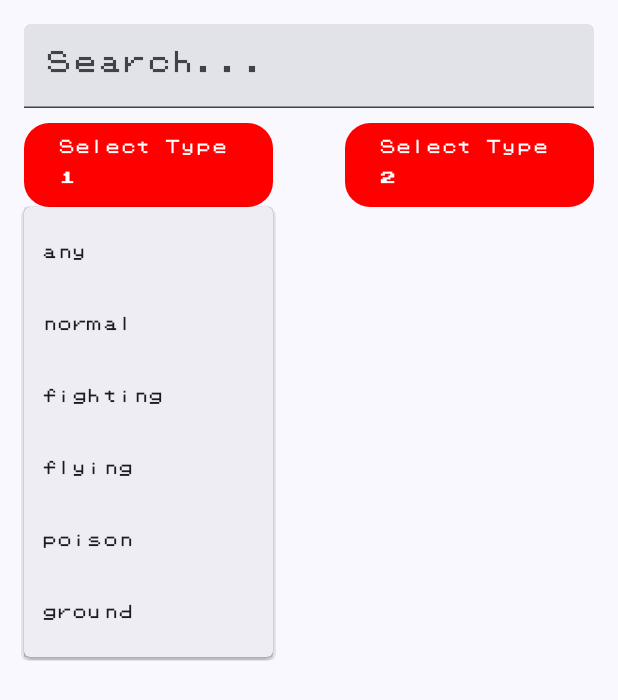
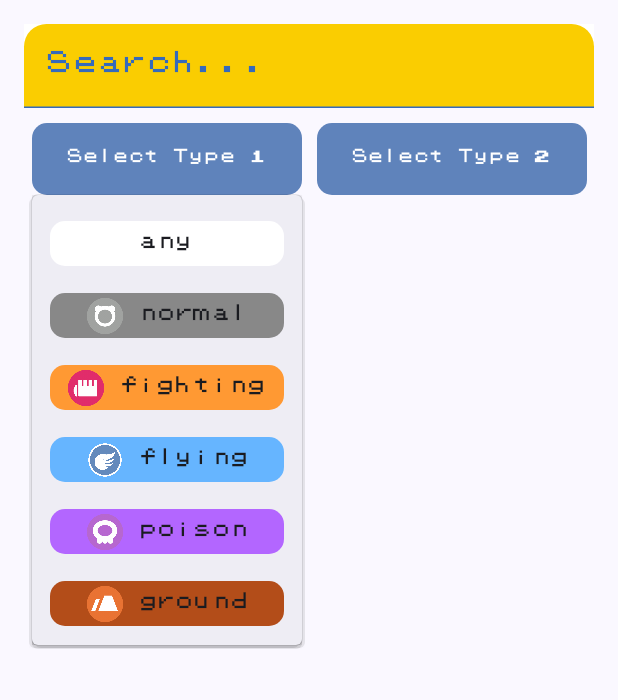
Before and after one commit to F-masci/PokeWorld, an Android app built with Jetpack Compose: the composable SearchBar shown on its own in the app's theme, after a tap on "Select Type 1", on a phone screen of 412 x 824 dp. Shown: the top 700 px of the screen. Run offline under Robolectric (Android 15) with nearby library versions, the phone set to English and light mode, and no system bars; our stand-ins replace Room's generated code; libraries missing offline, so code that uses them is left out: coil.decode; 1 statement that could not run was skipped.

Commit message:
Modifica design barra, barra di ricerca e bottoni Tipo

```diff
--- a/app/src/main/java/it/fale/pokeworld/view/PokemonListScreen.kt
+++ b/app/src/main/java/it/fale/pokeworld/view/PokemonListScreen.kt
@@ -32,9 +32,11 @@ import androidx.compose.material3.MaterialTheme
 import androidx.compose.material3.Surface
 import androidx.compose.material3.Text
 import androidx.compose.material3.TextField
+import androidx.compose.material3.TextFieldDefaults
 import androidx.compose.runtime.Composable
 import androidx.compose.runtime.MutableState
 import androidx.compose.runtime.getValue
+import androidx.compose.runtime.mutableIntStateOf
 import androidx.compose.runtime.mutableStateOf
 import androidx.compose.runtime.remember
 import androidx.compose.runtime.rememberCoroutineScope
@@ -51,6 +53,7 @@ import androidx.navigation.NavController
 import coil.compose.AsyncImage
 import it.fale.pokeworld.entity.PokemonEntity
 import it.fale.pokeworld.entity.PokemonType
+import it.fale.pokeworld.entity.PokemonTypeConverter
 import it.fale.pokeworld.ui.theme.pokemonPixelFont
 import it.fale.pokeworld.view.TypeRow
 import it.fale.pokeworld.viewmodel.PokemonListViewModel
@@ -123,7 +126,7 @@ fun PokemonListScreen(
                                         .border(2.dp, Color.Gray, RoundedCornerShape(10))
                                         .background(
                                             if (pokemon.type1 != null) colorResource(id = pokemon.type1.backgroundColor)
-                                             else Color.Magenta,
+                                            else Color.Magenta,
                                             RoundedCornerShape(10)
                                         )
                                         .height(250.dp)
@@ -183,18 +186,30 @@ fun SearchBar(filter: (String?, PokemonType?, PokemonType?) -> Unit) {
                 modifier = Modifier
                     .weight(1f)
                     .background(Color.White)
-                    .heightIn(min = 56.dp, max = 56.dp)
+                    .heightIn(min = 56.dp, max = 56.dp),
+                colors = TextFieldDefaults.colors(
+                    unfocusedIndicatorColor = colorResource(id = R.color.pokemon_blue),
+                    unfocusedPlaceholderColor = colorResource(id = R.color.pokemon_blue),
+                    unfocusedTextColor = colorResource(id = R.color.pokemon_blue),
+                    focusedIndicatorColor = colorResource(id = R.color.light_pokemon_blue),
+                    focusedContainerColor = colorResource(id = R.color.light_pokemon_blue),
+                    focusedTextColor = colorResource(id = R.color.light_pokemon_yellow),
+                    focusedPlaceholderColor = colorResource(id = R.color.light_pokemon_yellow),
+                    unfocusedContainerColor = colorResource(id = R.color.pokemon_yellow)
+                ),
+                shape = RoundedCornerShape(topStart = 15.dp, topEnd = 15.dp)
             )
         }
         Spacer(modifier = Modifier.height(10.dp))
         Row(
             verticalAlignment = Alignment.CenterVertically,
-            horizontalArrangement = Arrangement.SpaceBetween,
+            horizontalArrangement = Arrangement.SpaceAround,
             modifier = Modifier.fillMaxWidth()
         ) {
 
             ChoiceTypeMenu(
                 initialText = "Select Type 1",
+                initialColor = R.color.light_pokemon_blue,
                 expandedState = remember { mutableStateOf(false) },
                 onOptionSelected = { selectedOption ->
                     selectedType1 = PokemonType.fromString(selectedOption)
@@ -204,6 +219,7 @@ fun SearchBar(filter: (String?, PokemonType?, PokemonType?) -> Unit) {
             )
             ChoiceTypeMenu(
                 initialText = "Select Type 2",
+                initialColor = R.color.light_pokemon_blue,
                 expandedState = remember { mutableStateOf(false) },
                 onOptionSelected = { selectedOption ->
                     selectedType2 = PokemonType.fromString(selectedOption)
@@ -218,20 +234,23 @@ fun SearchBar(filter: (String?, PokemonType?, PokemonType?) -> Unit) {
 @Composable
 fun ChoiceTypeMenu(
     initialText: String,
+    initialColor: Int,
     expandedState: MutableState<Boolean>,
     onOptionSelected: (String) -> Unit,
     options: List<String>,
 ) {
     var selectedOption by remember { mutableStateOf(initialText) }
+    var selectedColor by remember{ mutableIntStateOf(initialColor) }
 
     Box {
         Button(
             onClick = { expandedState.value = !expandedState.value },
             colors = ButtonDefaults.buttonColors(Color.Transparent),
             modifier = Modifier
-                .background(Color.Red, RoundedCornerShape(30))
-                .width(166.dp)
+                .background(color = colorResource(id = selectedColor), RoundedCornerShape(10.dp))
+                .width(180.dp)
         ) {
+            //Image(painterResource(id = PokemonTypeConverter().toPokemonType(selectedOption)!!.icon), "icon")
             Text(
                 selectedOption,
                 fontSize = 10.sp,
@@ -243,7 +262,7 @@ fun ChoiceTypeMenu(
             expanded = expandedState.value,
             onDismissRequest = { expandedState.value = false },
             modifier = Modifier
-                .width(166.dp)//Per ora l'ho impostato manualmente,dato che non ho trovato una funziona che sincronizza con  Button
+                .width(180.dp)//Per ora l'ho impostato manualmente,dato che non ho trovato una funziona che sincronizza con  Button
                 .height(300.dp)
         ) {
 //      possibile reset
@@ -253,8 +272,35 @@ fun ChoiceTypeMenu(
 //                expandedState.value = false
 //            })
             options.forEach { option ->
-                DropdownMenuItem({ Text(option,/*color = if (option == "any") Color.Black else Color.Red  ,*/fontSize = 10.sp,fontFamily = pokemonPixelFont) },onClick = {
+                DropdownMenuItem(
+                    {
+                        Row(
+                            modifier = Modifier
+                                .fillMaxSize(1f)
+                                .height(30.dp)
+                                .background(
+                                    if (option == "any") Color.White
+                                    else colorResource(
+                                        id = PokemonTypeConverter().toPokemonType(
+                                            option
+                                        )!!.backgroundTextColor
+                                    ), RoundedCornerShape(10.dp)
+                                ),
+                            verticalAlignment = Alignment.CenterVertically,
+                            horizontalArrangement = Arrangement.Center
+                        ){
+                            if(option != "any") {
+                                Image(painterResource(id = PokemonTypeConverter().toPokemonType(option)!!.icon), "icon", modifier = Modifier.height(25.dp))
+                                Spacer(modifier = Modifier.width(10.dp))
+                            }
+                            Text(option,
+                                fontSize = 12.sp,fontFamily = pokemonPixelFont)
+                        }
+                    },
+                    onClick = {
                     selectedOption = option
+                    if(selectedOption == "any") selectedColor = R.color.light_pokemon_blue
+                    else selectedColor = PokemonTypeConverter().toPokemonType(option)!!.backgroundTextColor
                     onOptionSelected(option)
                     expandedState.value = false
                 })
@@ -274,8 +320,7 @@ fun TopBar(
     Row(
         modifier = Modifier
             .fillMaxWidth()
-            .height(60.dp)
-            .background(Color.Red),
+            .height(60.dp),
         verticalAlignment = Alignment.CenterVertically,
         horizontalArrangement = Arrangement.SpaceBetween
     ) {
--- a/app/src/main/res/values/colors.xml
+++ b/app/src/main/res/values/colors.xml
@@ -53,4 +53,8 @@
     <color name="special_attack">#FFCA8B</color>
     <color name="special_defense">#9EEEFF</color>
     <color name="speed">#BEFFA7</color>
+    <color name="pokemon_yellow">#facd01</color>
+    <color name="light_pokemon_yellow">#ffe058</color>
+    <color name="pokemon_blue">#356abc</color>
+    <color name="light_pokemon_blue">#5f83bb</color>
 </resources>
```
